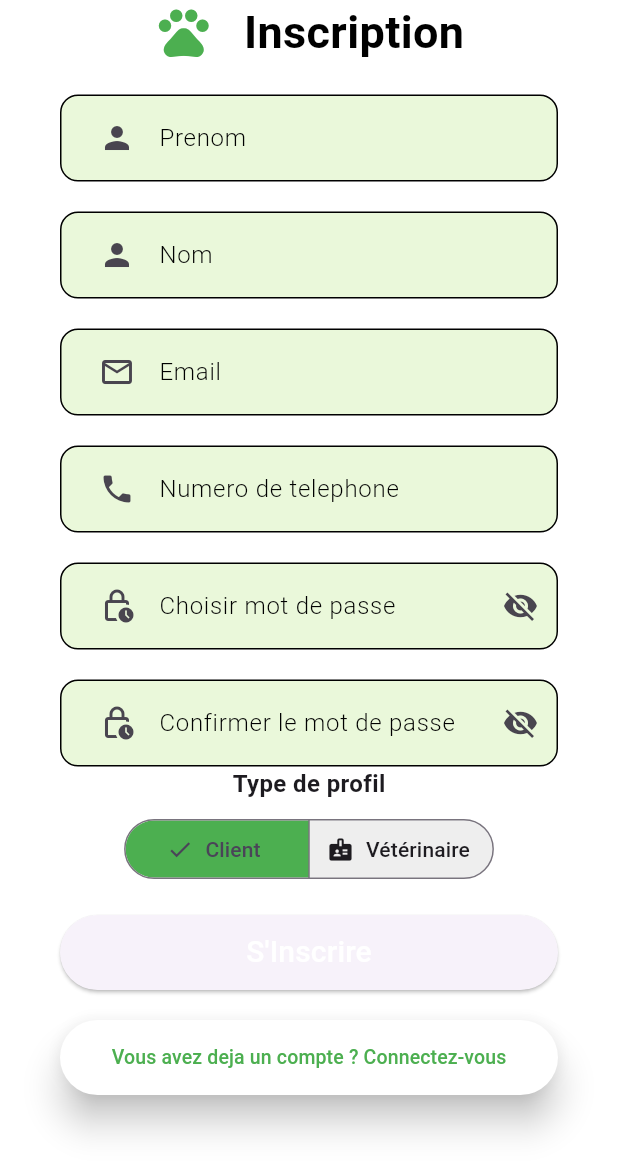
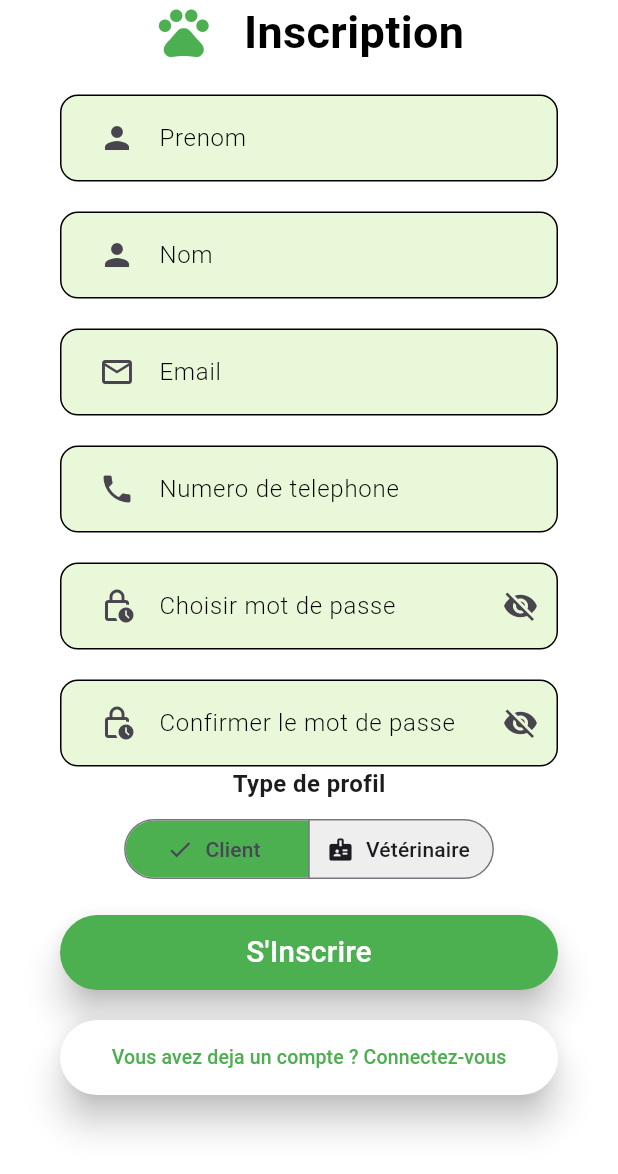
Before and after one commit to mairame21/findyourveto, a Flutter app: the screen it shows after launch, after a tap on "S'inscrire", on a phone screen of 412 x 824 dp. Shown: the top 1174 px of the screen. Run offline on Flutter 3.47's test engine with Material 3 defaults, Android fonts, the light colour scheme and no system bars; our stand-ins replace cloud_firestore, firebase_auth, firebase_core; accounts and stored records are empty; network calls fail.

Commit message:
version0309262

```diff
--- a/lib/loginpage.dart
+++ b/lib/loginpage.dart
@@ -1,7 +1,10 @@
 import 'package:flutter/material.dart';
+import 'package:firebase_auth/firebase_auth.dart';
+import 'package:cloud_firestore/cloud_firestore.dart';
 import 'registerpage.dart';
-//import 'client_home_page.dart';
-//import 'veterinaire_home_page.dart';
+import 'client_home_page.dart';
+import 'veterinaire_home_page.dart';
+
 class LoginPage extends StatefulWidget {
   const LoginPage({super.key});
 
@@ -10,6 +13,52 @@ class LoginPage extends StatefulWidget {
 }
 
 class _LoginPageState extends State<LoginPage> {
+  final emailController = TextEditingController();
+  final passwordController = TextEditingController();
+  bool isLoading = false;
+
+  @override
+  void dispose() {
+    emailController.dispose();
+    passwordController.dispose();
+    super.dispose();
+  }
+
+  Future<void> seConnecter() async {
+    setState(() => isLoading = true);
+    try {
+      final credential = await FirebaseAuth.instance.signInWithEmailAndPassword(
+        email: emailController.text.trim(),
+        password: passwordController.text,
+      );
+
+      final userDoc = await FirebaseFirestore.instance
+          .collection('users')
+          .doc(credential.user!.uid)
+          .get();
+
+      final type = userDoc.data()?['type'];
+
+      if (!mounted) return;
+      if (type == 'veterinaire') {
+        Navigator.pushReplacement(
+          context,
+          MaterialPageRoute(builder: (context) => const VeterinaireHomePage()),
+        );
+      } else {
+        Navigator.pushReplacement(
+          context,
+          MaterialPageRoute(builder: (context) => const ClientHomePage()),
+        );
+      }
+    } on FirebaseAuthException catch (e) {
+      setState(() => isLoading = false);
+      ScaffoldMessenger.of(context).showSnackBar(
+        SnackBar(content: Text(e.message ?? "Erreur lors de la connexion")),
+      );
+    }
+  }
+
   @override
   Widget build(BuildContext context) {
     return Scaffold(
@@ -17,13 +66,11 @@ class _LoginPageState extends State<LoginPage> {
       body: Column(
         mainAxisAlignment: MainAxisAlignment.center,
         children: [
-          //E1
           const Icon(
             Icons.pets,
             size: 100,
             color: Colors.green,
           ),
-          //E2
           const Text(
             "Connexion",
             style: TextStyle(
@@ -32,7 +79,6 @@ class _LoginPageState extends State<LoginPage> {
               color: Colors.black,
               ),
           ),
-          //E3
           const SizedBox(
             height: 50,
           ),
@@ -44,8 +90,9 @@ class _LoginPageState extends State<LoginPage> {
               border: Border.all(color:Colors.black),
               borderRadius: BorderRadius.circular(12),
             ),
-            child: const TextField(
-              decoration: InputDecoration(
+            child: TextField(
+              controller: emailController,
+              decoration: const InputDecoration(
                 border: InputBorder.none,
                 labelText: "Email",
                 labelStyle: TextStyle(
@@ -55,7 +102,6 @@ class _LoginPageState extends State<LoginPage> {
               ),
             ),
           ),
-          //E4
           Container(
             padding: const EdgeInsets.only(
               left: 25,
@@ -66,8 +112,10 @@ class _LoginPageState extends State<LoginPage> {
               border: Border.all(color: Colors.black),
               borderRadius: BorderRadius.circular(12),
             ),
-            child: const TextField(
-              decoration: InputDecoration(
+            child: TextField(
+              controller: passwordController,
+              obscureText: true,
+              decoration: const InputDecoration(
                 border: InputBorder.none,
                 labelText: "Mot de passe",
                 labelStyle: TextStyle(
@@ -78,7 +126,6 @@ class _LoginPageState extends State<LoginPage> {
               ),
             ),
           ),
-          //E5
           Container(
             margin: const EdgeInsets.symmetric(
               horizontal: 40,
@@ -87,10 +134,13 @@ class _LoginPageState extends State<LoginPage> {
             height: 50,
             width: double.infinity,
             child: ElevatedButton(
-        onPressed: () {},              style: ElevatedButton.styleFrom(
+              onPressed: isLoading ? null : seConnecter,
+              style: ElevatedButton.styleFrom(
                 backgroundColor: Colors.green,elevation: 10
               ),
-              child: const Text(
+              child: isLoading
+                  ? const CircularProgressIndicator(color: Colors.white)
+                  : const Text(
                 "Se connecter",
                 style: TextStyle(fontSize: 20,color: Colors.white),
               ),
--- a/lib/main.dart
+++ b/lib/main.dart
@@ -4,7 +4,7 @@ import 'firebase_options.dart';
 import "loginpage.dart";
 
 void main() async {
-  WidgetsFlutterBinding.ensureInitialized(); // requis avant tout appel async dans main()
+  WidgetsFlutterBinding.ensureInitialized();
   await Firebase.initializeApp(
     options: DefaultFirebaseOptions.currentPlatform,
   );
--- a/lib/registerpage.dart
+++ b/lib/registerpage.dart
@@ -21,10 +21,11 @@ class _RegisterPageState extends State<RegisterPage> {
   final telephoneController = TextEditingController();
   final passwordController = TextEditingController();
   final confirmPasswordController = TextEditingController();
+  final specialiteController = TextEditingController();
+  final adresseCabinetController = TextEditingController();
 
   bool isLoading = false;
   Future<void> sInscrire() async {
-  // Vérification simple avant d'appeler Firebase
   if (passwordController.text != confirmPasswordController.text) {
     ScaffoldMessenger.of(context).showSnackBar(
       const SnackBar(content: Text("Les mots de passe ne correspondent pas")),
@@ -35,22 +36,26 @@ class _RegisterPageState extends State<RegisterPage> {
   setState(() => isLoading = true);
 
   try {
-    // 1. Création du compte dans Firebase Authentication
     final credential = await FirebaseAuth.instance.createUserWithEmailAndPassword(
       email: emailController.text.trim(),
       password: passwordController.text,
     );
 
-    // 2. Sauvegarde des infos complémentaires (dont le type de profil) dans Firestore
-    await FirebaseFirestore.instance.collection('users').doc(credential.user!.uid).set({
+    final userData = {
       'prenom': prenomController.text.trim(),
       'nom': nomController.text.trim(),
       'email': emailController.text.trim(),
       'telephone': telephoneController.text.trim(),
-      'type': _selectedProfile.name, // "client" ou "veterinaire"
-    });
+      'type': _selectedProfile.name,
+    };
 
-    // 3. Redirection selon le type choisi
+    if (_selectedProfile == TypeProfile.veterinaire) {
+      userData['specialite'] = specialiteController.text.trim();
+      userData['adresseCabinet'] = adresseCabinetController.text.trim();
+    }
+
+    await FirebaseFirestore.instance.collection('users').doc(credential.user!.uid).set(userData);
+
     if (!mounted) return;
     if (_selectedProfile == TypeProfile.client) {
       Navigator.pushReplacement(context, MaterialPageRoute(builder: (_) => const ClientHomePage()));
@@ -62,23 +67,28 @@ class _RegisterPageState extends State<RegisterPage> {
     ScaffoldMessenger.of(context).showSnackBar(
       SnackBar(content: Text(e.message ?? "Erreur lors de l'inscription")),
     );
+  } catch (e) {
+    setState(() => isLoading = false);
+    ScaffoldMessenger.of(context).showSnackBar(
+      SnackBar(content: Text("Erreur lors de l'inscription : $e")),
+    );
   }
 }
   @override
     void dispose() {
-      // Toujours libérer les controllers pour éviter les fuites mémoire
       prenomController.dispose();
       nomController.dispose();
       emailController.dispose();
       telephoneController.dispose();
       passwordController.dispose();
       confirmPasswordController.dispose();
+      specialiteController.dispose();
+      adresseCabinetController.dispose();
       super.dispose();
     }
+  @override
   Widget build(BuildContext context) {
     return Scaffold(
-      //height: double.infinity,
-      //width: double.infinity,
       backgroundColor: Colors.white,
       body: SingleChildScrollView(
       child: Column(
@@ -89,7 +99,6 @@ class _RegisterPageState extends State<RegisterPage> {
           mainAxisAlignment: MainAxisAlignment.center,
           spacing: 20,
           children: [
-          //E1
           const Icon(
             Icons.pets,
             size: 40,
@@ -211,6 +220,7 @@ class _RegisterPageState extends State<RegisterPage> {
             ),
             child: TextField(
               controller: passwordController,
+              obscureText: true,
               decoration: InputDecoration(
                 border: InputBorder.none,
                 labelText: "Choisir mot de passe",
@@ -235,6 +245,7 @@ class _RegisterPageState extends State<RegisterPage> {
             ),
             child: TextField(
               controller: confirmPasswordController,
+              obscureText: true,
               decoration: InputDecoration(
                 border: InputBorder.none,
                 labelText: "Confirmer le mot de passe",
@@ -277,18 +288,18 @@ SegmentedButton<TypeProfile>(
   style: ButtonStyle(
     backgroundColor:  WidgetStateProperty.resolveWith<Color?>((states){
      if (states.contains(WidgetState.selected)) {
-        return Colors.green; // Couleur quand le segment est sélectionné
+        return Colors.green;
       }
-      return Colors.grey[200]; // Couleur quand le segment est inactif
+      return Colors.grey[200];
     }),
   ),),
-  // Après tes champs communs, avant le bouton "S'inscrire"
 if (_selectedProfile == TypeProfile.veterinaire) ...[
   const SizedBox(height: 20),
   Container(
     padding: EdgeInsets.all(10),
-    child: const TextField(
-      decoration: InputDecoration(
+    child: TextField(
+      controller: specialiteController,
+      decoration: const InputDecoration(
         labelText: "Spécialité",
         icon: Icon(Icons.medical_services),
       ),
@@ -297,8 +308,9 @@ if (_selectedProfile == TypeProfile.veterinaire) ...[
   const SizedBox(height: 20),
   Container(
     padding: EdgeInsets.all(10),
-    child: const TextField(
-      decoration: InputDecoration(
+    child: TextField(
+      controller: adresseCabinetController,
+      decoration: const InputDecoration(
         labelText: "Adresse du cabinet",
         icon: Icon(Icons.location_on),
       ),
@@ -314,6 +326,9 @@ if (_selectedProfile == TypeProfile.veterinaire) ...[
             width: double.infinity,
             child: ElevatedButton(
                 onPressed: isLoading ? null : sInscrire,
+                style: ElevatedButton.styleFrom(
+                  backgroundColor: Colors.green,elevation: 10
+                ),
                 child: isLoading
                     ? const CircularProgressIndicator(color: Colors.white)
                     : const Text("S'Inscrire",                 style: TextStyle(fontSize: 20,color: Colors.white),
```
Also changed, not shown: 1 other file.
